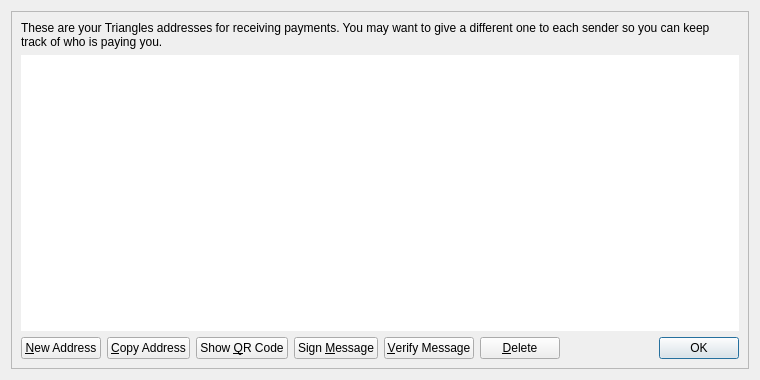
Qt form src/qt/forms/addressbookpage.ui (wurstgelee/triangles) before a commit.
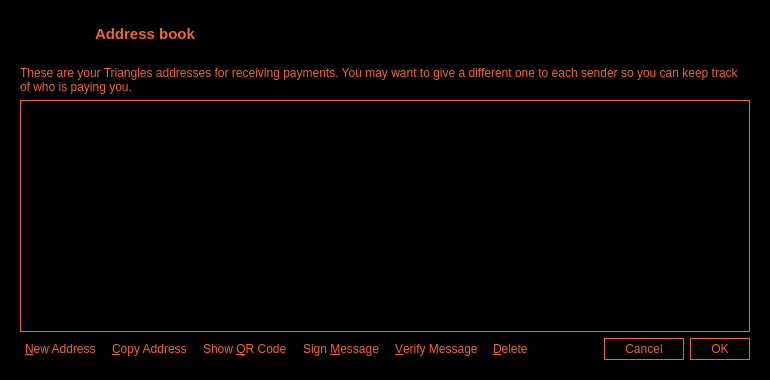
The same form after that commit. Icons and pictures are not drawn.

```diff
--- a/src/qt/forms/addressbookpage.ui
+++ b/src/qt/forms/addressbookpage.ui
@@ -6,14 +6,355 @@
    <rect>
     <x>0</x>
     <y>0</y>
-    <width>760</width>
+    <width>770</width>
     <height>380</height>
    </rect>
   </property>
+  <property name="palette">
+   <palette>
+    <active>
+     <colorrole role="WindowText">
+      <brush brushstyle="SolidPattern">
+       <color alpha="255">
+        <red>242</red>
+        <green>101</green>
+        <blue>34</blue>
+       </color>
+      </brush>
+     </colorrole>
+     <colorrole role="Button">
+      <brush brushstyle="SolidPattern">
+       <color alpha="255">
+        <red>0</red>
+        <green>0</green>
+        <blue>0</blue>
+       </color>
+      </brush>
+     </colorrole>
+     <colorrole role="Text">
+      <brush brushstyle="SolidPattern">
+       <color alpha="255">
+        <red>242</red>
+        <green>101</green>
+        <blue>34</blue>
+       </color>
+      </brush>
+     </colorrole>
+     <colorrole role="ButtonText">
+      <brush brushstyle="SolidPattern">
+       <color alpha="255">
+        <red>242</red>
+        <green>101</green>
+        <blue>34</blue>
+       </color>
+      </brush>
+     </colorrole>
+     <colorrole role="Base">
+      <brush brushstyle="SolidPattern">
+       <color alpha="255">
+        <red>0</red>
+        <green>0</green>
+        <blue>0</blue>
+       </color>
+      </brush>
+     </colorrole>
+     <colorrole role="Window">
+      <brush brushstyle="SolidPattern">
+       <color alpha="255">
+        <red>0</red>
+        <green>0</green>
+        <blue>0</blue>
+       </color>
+      </brush>
+     </colorrole>
+    </active>
+    <inactive>
+     <colorrole role="WindowText">
+      <brush brushstyle="SolidPattern">
+       <color alpha="255">
+        <red>242</red>
+        <green>101</green>
+        <blue>34</blue>
+       </color>
+      </brush>
+     </colorrole>
+     <colorrole role="Button">
+      <brush brushstyle="SolidPattern">
+       <color alpha="255">
+        <red>0</red>
+        <green>0</green>
+        <blue>0</blue>
+       </color>
+      </brush>
+     </colorrole>
+     <colorrole role="Text">
+      <brush brushstyle="SolidPattern">
+       <color alpha="255">
+        <red>242</red>
+        <green>101</green>
+        <blue>34</blue>
+       </color>
+      </brush>
+     </colorrole>
+     <colorrole role="ButtonText">
+      <brush brushstyle="SolidPattern">
+       <color alpha="255">
+        <red>242</red>
+        <green>101</green>
+        <blue>34</blue>
+       </color>
+      </brush>
+     </colorrole>
+     <colorrole role="Base">
+      <brush brushstyle="SolidPattern">
+       <color alpha="255">
+        <red>0</red>
+        <green>0</green>
+        <blue>0</blue>
+       </color>
+      </brush>
+     </colorrole>
+     <colorrole role="Window">
+      <brush brushstyle="SolidPattern">
+       <color alpha="255">
+        <red>0</red>
+        <green>0</green>
+        <blue>0</blue>
+       </color>
+      </brush>
+     </colorrole>
+    </inactive>
+    <disabled>
+     <colorrole role="WindowText">
+      <brush brushstyle="SolidPattern">
+       <color alpha="255">
+        <red>242</red>
+        <green>101</green>
+        <blue>34</blue>
+       </color>
+      </brush>
+     </colorrole>
+     <colorrole role="Button">
+      <brush brushstyle="SolidPattern">
+       <color alpha="255">
+        <red>0</red>
+        <green>0</green>
+        <blue>0</blue>
+       </color>
+      </brush>
+     </colorrole>
+     <colorrole role="Text">
+      <brush brushstyle="SolidPattern">
+       <color alpha="255">
+        <red>242</red>
+        <green>101</green>
+        <blue>34</blue>
+       </color>
+      </brush>
+     </colorrole>
+     <colorrole role="ButtonText">
+      <brush brushstyle="SolidPattern">
+       <color alpha="255">
+        <red>242</red>
+        <green>101</green>
+        <blue>34</blue>
+       </color>
+      </brush>
+     </colorrole>
+     <colorrole role="Base">
+      <brush brushstyle="SolidPattern">
+       <color alpha="255">
+        <red>0</red>
+        <green>0</green>
+        <blue>0</blue>
+       </color>
+      </brush>
+     </colorrole>
+     <colorrole role="Window">
+      <brush brushstyle="SolidPattern">
+       <color alpha="255">
+        <red>0</red>
+        <green>0</green>
+        <blue>0</blue>
+       </color>
+      </brush>
+     </colorrole>
+    </disabled>
+   </palette>
+  </property>
   <property name="windowTitle">
    <string>Address Book</string>
   </property>
+  <property name="styleSheet">
+   <string notr="true">color: #f26522;
+background-color: #000;
+
+/*QTableView {
+	outline: 0 ;
+	}*/
+
+</string>
+  </property>
   <layout class="QVBoxLayout" name="verticalLayout_2">
+   <property name="spacing">
+    <number>0</number>
+   </property>
+   <property name="leftMargin">
+    <number>0</number>
+   </property>
+   <property name="topMargin">
+    <number>0</number>
+   </property>
+   <property name="rightMargin">
+    <number>0</number>
+   </property>
+   <property name="bottomMargin">
+    <number>0</number>
+   </property>
+   <item>
+    <widget class="QFrame" name="borderframe">
+     <property name="styleSheet">
+      <string notr="true"/>
+     </property>
+     <property name="frameShape">
+      <enum>QFrame::StyledPanel</enum>
+     </property>
+     <property name="frameShadow">
+      <enum>QFrame::Raised</enum>
+     </property>
+     <layout class="QVBoxLayout" name="verticalLayout_3">
+      <item>
+       <widget class="QWidget" name="wAddressBookHeader" native="true">
+        <property name="minimumSize">
+         <size>
+          <width>0</width>
+          <height>40</height>
+         </size>
+        </property>
+        <property name="maximumSize">
+         <size>
+          <width>16777215</width>
+          <height>40</height>
+         </size>
+        </property>
+        <property name="is_header" stdset="0">
+         <bool>true</bool>
+        </property>
+        <layout class="QHBoxLayout" name="horizontalLayout_2">
+         <item>
+          <widget class="QLabel" name="icon_ab_send">
+           <property name="sizePolicy">
+            <sizepolicy hsizetype="Preferred" vsizetype="Preferred">
+             <horstretch>0</horstretch>
+             <verstretch>0</verstretch>
+            </sizepolicy>
+           </property>
+           <property name="minimumSize">
+            <size>
+             <width>30</width>
+             <height>30</height>
+            </size>
+           </property>
+           <property name="maximumSize">
+            <size>
+             <width>30</width>
+             <height>30</height>
+            </size>
+           </property>
+           <property name="text">
+            <string/>
+           </property>
+           <property name="pixmap">
+            <pixmap resource="../triangles.qrc">:/menu_32/addressbook</pixmap>
+           </property>
+          </widget>
+         </item>
+         <item>
+          <widget class="QLabel" name="icon_ab_receive">
+           <property name="sizePolicy">
+            <sizepolicy hsizetype="Preferred" vsizetype="Preferred">
+             <horstretch>0</horstretch>
+             <verstretch>0</verstretch>
+            </sizepolicy>
+           </property>
+           <property name="minimumSize">
+            <size>
+             <width>30</width>
+             <height>30</height>
+            </size>
+           </property>
+           <property name="maximumSize">
+            <size>
+             <width>30</width>
+             <height>30</height>
+            </size>
+           </property>
+           <property name="baseSize">
+            <size>
+             <width>0</width>
+             <height>0</height>
+            </size>
+           </property>
+           <property name="text">
+            <string/>
+           </property>
+           <property name="pixmap">
+            <pixmap resource="../triangles.qrc">:/menu_32/receive</pixmap>
+           </property>
+           <property name="alignment">
+            <set>Qt::AlignLeading|Qt::AlignLeft|Qt::AlignVCenter</set>
+           </property>
+          </widget>
+         </item>
+         <item>
+          <spacer name="horizontalSpacer_ab_1">
+           <property name="orientation">
+            <enum>Qt::Horizontal</enum>
+           </property>
+           <property name="sizeType">
+            <enum>QSizePolicy::Fixed</enum>
+           </property>
+           <property name="sizeHint" stdset="0">
+            <size>
+             <width>4</width>
+             <height>20</height>
+            </size>
+           </property>
+          </spacer>
+         </item>
+         <item>
+          <widget class="QLabel" name="label_ab">
+           <property name="minimumSize">
+            <size>
+             <width>0</width>
+             <height>30</height>
+            </size>
+           </property>
+           <property name="baseSize">
+            <size>
+             <width>0</width>
+             <height>0</height>
+            </size>
+           </property>
+           <property name="font">
+            <font>
+             <pointsize>11</pointsize>
+             <weight>75</weight>
+             <bold>true</bold>
+             <stylestrategy>PreferAntialias</stylestrategy>
+            </font>
+           </property>
+           <property name="styleSheet">
+            <string notr="true"/>
+           </property>
+           <property name="text">
+            <string>Address book</string>
+           </property>
+          </widget>
+         </item>
+        </layout>
+       </widget>
+      </item>
    <item>
     <widget class="QFrame" name="frameMain">
      <property name="frameShape">
@@ -38,12 +379,298 @@
       </item>
       <item>
        <widget class="QTableView" name="tableView">
+           <property name="palette">
+            <palette>
+             <active>
+              <colorrole role="WindowText">
+               <brush brushstyle="SolidPattern">
+                <color alpha="255">
+                 <red>242</red>
+                 <green>101</green>
+                 <blue>34</blue>
+                </color>
+               </brush>
+              </colorrole>
+              <colorrole role="Button">
+               <brush brushstyle="SolidPattern">
+                <color alpha="255">
+                 <red>0</red>
+                 <green>0</green>
+                 <blue>0</blue>
+                </color>
+               </brush>
+              </colorrole>
+              <colorrole role="Text">
+               <brush brushstyle="SolidPattern">
+                <color alpha="255">
+                 <red>242</red>
+                 <green>101</green>
+                 <blue>34</blue>
+                </color>
+               </brush>
+              </colorrole>
+              <colorrole role="ButtonText">
+               <brush brushstyle="SolidPattern">
+                <color alpha="255">
+                 <red>242</red>
+                 <green>101</green>
+                 <blue>34</blue>
+                </color>
+               </brush>
+              </colorrole>
+              <colorrole role="Base">
+               <brush brushstyle="SolidPattern">
+                <color alpha="255">
+                 <red>0</red>
+                 <green>0</green>
+                 <blue>0</blue>
+                </color>
+               </brush>
+              </colorrole>
+              <colorrole role="Window">
+               <brush brushstyle="SolidPattern">
+                <color alpha="255">
+                 <red>0</red>
+                 <green>0</green>
+                 <blue>0</blue>
+                </color>
+               </brush>
+              </colorrole>
+              <colorrole role="Highlight">
+               <brush brushstyle="SolidPattern">
+                <color alpha="255">
+                 <red>97</red>
+                 <green>40</green>
+                 <blue>14</blue>
+                </color>
+               </brush>
+              </colorrole>
+              <colorrole role="HighlightedText">
+               <brush brushstyle="SolidPattern">
+                <color alpha="255">
+                 <red>242</red>
+                 <green>101</green>
+                 <blue>34</blue>
+                </color>
+               </brush>
+              </colorrole>
+              <colorrole role="AlternateBase">
+               <brush brushstyle="SolidPattern">
+                <color alpha="255">
+                 <red>28</red>
+                 <green>28</green>
+                 <blue>28</blue>
+                </color>
+               </brush>
+              </colorrole>
+             </active>
+             <inactive>
+              <colorrole role="WindowText">
+               <brush brushstyle="SolidPattern">
+                <color alpha="255">
+                 <red>242</red>
+                 <green>101</green>
+                 <blue>34</blue>
+                </color>
+               </brush>
+              </colorrole>
+              <colorrole role="Button">
+               <brush brushstyle="SolidPattern">
+                <color alpha="255">
+                 <red>0</red>
+                 <green>0</green>
+                 <blue>0</blue>
+                </color>
+               </brush>
+              </colorrole>
+              <colorrole role="Text">
+               <brush brushstyle="SolidPattern">
+                <color alpha="255">
+                 <red>242</red>
+                 <green>101</green>
+                 <blue>34</blue>
+                </color>
+               </brush>
+              </colorrole>
+              <colorrole role="ButtonText">
+               <brush brushstyle="SolidPattern">
+                <color alpha="255">
+                 <red>242</red>
+                 <green>101</green>
+                 <blue>34</blue>
+                </color>
+               </brush>
+              </colorrole>
+              <colorrole role="Base">
+               <brush brushstyle="SolidPattern">
+                <color alpha="255">
+                 <red>0</red>
+                 <green>0</green>
+                 <blue>0</blue>
+                </color>
+               </brush>
+              </colorrole>
+              <colorrole role="Window">
+               <brush brushstyle="SolidPattern">
+                <color alpha="255">
+                 <red>0</red>
+                 <green>0</green>
+                 <blue>0</blue>
+                </color>
+               </brush>
+              </colorrole>
+              <colorrole role="Highlight">
+               <brush brushstyle="SolidPattern">
+                <color alpha="255">
+                 <red>97</red>
+                 <green>40</green>
+                 <blue>14</blue>
+                </color>
+               </brush>
+              </colorrole>
+              <colorrole role="HighlightedText">
+               <brush brushstyle="SolidPattern">
+                <color alpha="255">
+                 <red>242</red>
+                 <green>101</green>
+                 <blue>34</blue>
+                </color>
+               </brush>
+              </colorrole>
+              <colorrole role="AlternateBase">
+               <brush brushstyle="SolidPattern">
+                <color alpha="255">
+                 <red>28</red>
+                 <green>28</green>
+                 <blue>28</blue>
+                </color>
+               </brush>
+              </colorrole>
+             </inactive>
+             <disabled>
+              <colorrole role="WindowText">
+               <brush brushstyle="SolidPattern">
+                <color alpha="255">
+                 <red>242</red>
+                 <green>101</green>
+                 <blue>34</blue>
+                </color>
+               </brush>
+              </colorrole>
+              <colorrole role="Button">
+               <brush brushstyle="SolidPattern">
+                <color alpha="255">
+                 <red>0</red>
+                 <green>0</green>
+                 <blue>0</blue>
+                </color>
+               </brush>
+              </colorrole>
+              <colorrole role="Text">
+               <brush brushstyle="SolidPattern">
+                <color alpha="255">
+                 <red>242</red>
+                 <green>101</green>
+                 <blue>34</blue>
+                </color>
+               </brush>
+              </colorrole>
+              <colorrole role="ButtonText">
+               <brush brushstyle="SolidPattern">
+                <color alpha="255">
+                 <red>242</red>
+                 <green>101</green>
+                 <blue>34</blue>
+                </color>
+               </brush>
+              </colorrole>
+              <colorrole role="Base">
+               <brush brushstyle="SolidPattern">
+                <color alpha="255">
+                 <red>0</red>
+                 <green>0</green>
+                 <blue>0</blue>
+                </color>
+               </brush>
+              </colorrole>
+              <colorrole role="Window">
+               <brush brushstyle="SolidPattern">
+                <color alpha="255">
+                 <red>0</red>
+                 <green>0</green>
+                 <blue>0</blue>
+                </color>
+               </brush>
+              </colorrole>
+              <colorrole role="Highlight">
+               <brush brushstyle="SolidPattern">
+                <color alpha="255">
+                 <red>51</red>
+                 <green>153</green>
+                 <blue>255</blue>
+                </color>
+               </brush>
+              </colorrole>
+              <colorrole role="HighlightedText">
+               <brush brushstyle="SolidPattern">
+                <color alpha="255">
+                 <red>242</red>
+                 <green>101</green>
+                 <blue>34</blue>
+                </color>
+               </brush>
+              </colorrole>
+              <colorrole role="AlternateBase">
+               <brush brushstyle="SolidPattern">
+                <color alpha="255">
+                 <red>28</red>
+                 <green>28</green>
+                 <blue>28</blue>
+                </color>
+               </brush>
+              </colorrole>
+             </disabled>
+            </palette>
+           </property>
         <property name="contextMenuPolicy">
          <enum>Qt::CustomContextMenu</enum>
         </property>
         <property name="toolTip">
          <string>Double-click to edit address or label</string>
         </property>
+           <property name="styleSheet">
+            <string notr="true">#tableView {
+	border: 1px solid #f26522;
+	}
+
+QHeaderView::section {
+	border: 1px solid #f26522; 
+        background-color: #1c1c1c;
+        height: 20px;
+	}
+
+/* style the sort indicator */
+QHeaderView::down-arrow {
+    image: url(:/icons/down_arrow);
+}
+
+QHeaderView::up-arrow {
+    image: url(:/icons/up_arrow);
+}
+
+QTableView::item:focus {
+	border: 0px solid #f26522;
+	color: #f26522;
+	background-color: #61280E;
+}
+
+
+QTableView {
+	/*border: 2px solid #ff0000;*/
+	outline: 0;
+}
+</string>
+           </property>
         <property name="frameShape">
          <enum>QFrame::NoFrame</enum>
         </property>
@@ -74,6 +701,26 @@
           <property name="toolTip">
            <string>Create a new address</string>
           </property>
+             <property name="styleSheet">
+              <string notr="true">QPushButton {
+	text-align:left;
+	border: 0px solid gray;
+	padding: 3px 5px 3px 5px;
+}
+
+QPushButton:pressed:flat {
+	color: #000;
+	background-color: #f26522;
+}
+
+QPushButton:hover {
+	background-color: #61280E;
+}
+
+QPushButton:!enabled {
+	color: #61280E;
+}</string>
+             </property>
           <property name="text">
            <string>&amp;New Address</string>
           </property>
@@ -88,6 +735,26 @@
           <property name="toolTip">
            <string>Copy the currently selected address to the system clipboard</string>
           </property>
+             <property name="styleSheet">
+              <string notr="true">QPushButton {
+	text-align:left;
+	border: 0px solid gray;
+	padding: 3px 5px 3px 5px;
+}
+
+QPushButton:pressed:flat {
+	color: #000;
+	background-color: #f26522;
+}
+
+QPushButton:hover {
+	background-color: #61280E;
+}
+
+QPushButton:!enabled {
+	color: #61280E;
+}</string>
+             </property>
           <property name="text">
            <string>&amp;Copy Address</string>
           </property>
@@ -99,6 +766,26 @@
         </item>
         <item>
          <widget class="QPushButton" name="showQRCode">
+             <property name="styleSheet">
+              <string notr="true">QPushButton {
+	text-align:left;
+	border: 0px solid gray;
+	padding: 3px 5px 3px 5px;
+}
+
+QPushButton:pressed:flat {
+	color: #000;
+	background-color: #f26522;
+}
+
+QPushButton:hover {
+	background-color: #61280E;
+}
+
+QPushButton:!enabled {
+	color: #61280E;
+}</string>
+             </property>
           <property name="text">
            <string>Show &amp;QR Code</string>
           </property>
@@ -113,6 +800,26 @@
           <property name="toolTip">
            <string>Sign a message to prove you own a TRI address</string>
           </property>
+             <property name="styleSheet">
+              <string notr="true">QPushButton {
+	text-align:left;
+	border: 0px solid gray;
+	padding: 3px 5px 3px 5px;
+}
+
+QPushButton:pressed:flat {
+	color: #000;
+	background-color: #f26522;
+}
+
+QPushButton:hover {
+	background-color: #61280E;
+}
+
+QPushButton:!enabled {
+	color: #61280E;
+}</string>
+             </property>
           <property name="text">
            <string>Sign &amp;Message</string>
           </property>
@@ -127,6 +834,26 @@
           <property name="toolTip">
            <string>Verify a message to ensure it was signed with a specified TRI address</string>
           </property>
+             <property name="styleSheet">
+              <string notr="true">QPushButton {
+	text-align:left;
+	border: 0px solid gray;
+	padding: 3px 5px 3px 5px;
+}
+
+QPushButton:pressed:flat {
+	color: #000;
+	background-color: #f26522;
+}
+
+QPushButton:hover {
+	background-color: #61280E;
+}
+
+QPushButton:!enabled {
+	color: #61280E;
+}</string>
+             </property>
           <property name="text">
            <string>&amp;Verify Message</string>
           </property>
@@ -141,6 +868,26 @@
           <property name="toolTip">
            <string>Delete the currently selected address from the list</string>
           </property>
+             <property name="styleSheet">
+              <string notr="true">QPushButton {
+	text-align:left;
+	border: 0px solid gray;
+	padding: 3px 5px 3px 5px;
+}
+
+QPushButton:pressed:flat {
+	color: #000;
+	background-color: #f26522;
+}
+
+QPushButton:hover {
+	background-color: #61280E;
+}
+
+QPushButton:!enabled {
+	color: #61280E;
+}</string>
+             </property>
           <property name="text">
            <string>&amp;Delete</string>
           </property>
@@ -163,6 +910,39 @@
           </property>
          </spacer>
         </item>
+           <item>
+            <widget class="QDialogButtonBox" name="cancelbuttonBox">
+             <property name="sizePolicy">
+              <sizepolicy hsizetype="Maximum" vsizetype="Fixed">
+               <horstretch>0</horstretch>
+               <verstretch>0</verstretch>
+              </sizepolicy>
+             </property>
+             <property name="styleSheet">
+              <string notr="true">QPushButton {
+	border: 1px solid #f26522;
+	padding: 3px 20px 3px 20px;
+}
+
+QPushButton:pressed:flat {
+	color: #000;
+	background-color: #f26522;
+}
+
+QPushButton:hover {
+	background-color: #61280E;
+}
+
+QPushButton:!enabled {
+	color: #61280E;
+	border: 1px solid #61280E;
+}</string>
+             </property>
+             <property name="standardButtons">
+              <set>QDialogButtonBox::Cancel</set>
+             </property>
+            </widget>
+           </item>
         <item>
          <widget class="QDialogButtonBox" name="buttonBox">
           <property name="sizePolicy">
@@ -171,12 +951,35 @@
             <verstretch>0</verstretch>
            </sizepolicy>
           </property>
+             <property name="styleSheet">
+              <string notr="true">QPushButton {
+	border: 1px solid #f26522;
+	padding: 3px 20px 3px 20px;
+}
+
+QPushButton:pressed:flat {
+	color: #000;
+	background-color: #f26522;
+}
+
+QPushButton:hover {
+	background-color: #61280E;
+}
+
+QPushButton:!enabled {
+	color: #61280E;
+	border: 1px solid #61280E;
+}</string>
+             </property>
           <property name="standardButtons">
            <set>QDialogButtonBox::Ok</set>
           </property>
          </widget>
         </item>
        </layout>
+         </item>
+        </layout>
+       </widget>
       </item>
      </layout>
     </widget>
```
Left out of the diff: 6 changed lines with no effect on the pictures. Lines whose indentation alone changed are shown as unchanged.
